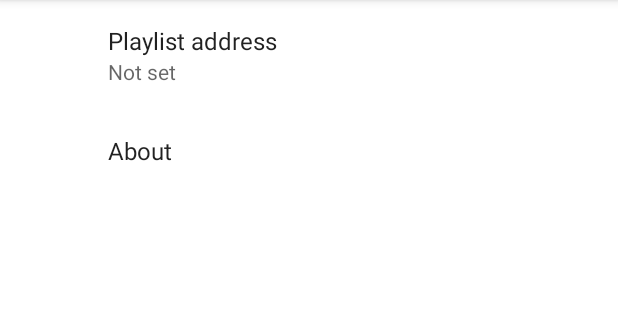
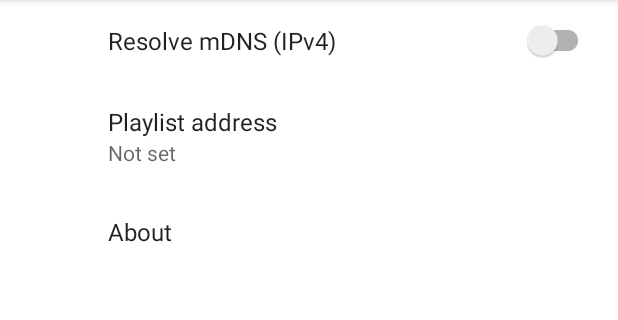
Before and after one commit to carbonsushi/iptv-core-launcher, an Android app: the SettingsActivity screen opened directly, with no data from a screen before it, on a phone screen of 412 x 824 dp, the part 84-404 px from its top. Run offline under Robolectric (Android 15) with nearby library versions, the phone set to English and light mode, and no system bars; our stand-ins replace androidx.preference; libraries missing offline, so code that uses them is left out: com.mikepenz.aboutlibraries.

Commit message:
Implement resolve mDNS

```diff
--- a/app/build.gradle
+++ b/app/build.gradle
@@ -11,7 +11,7 @@ android {
     defaultConfig {
         applicationId "io.github.carbonsushi.iptvcorelauncher"
         minSdk 21
-        targetSdk 31
+        targetSdk 29
         versionCode 1
         versionName "1.0"
 
@@ -41,6 +41,10 @@ dependencies {
     implementation 'androidx.fragment:fragment-ktx:1.4.0'
     implementation 'androidx.preference:preference-ktx:1.1.1'
     implementation "com.mikepenz:aboutlibraries:$aboutlibrariesVersion"
+    implementation 'org.jetbrains.kotlinx:kotlinx-coroutines-android:1.6.0-native-mt'
+    implementation 'xyz.gianlu.mdnsjava:mdnsjava:2.2.1'
+    implementation 'com.squareup.okhttp3:okhttp:4.9.3'
+    implementation 'androidx.lifecycle:lifecycle-runtime-ktx:2.4.0'
     testImplementation 'junit:junit:4.13.2'
     androidTestImplementation 'androidx.test.ext:junit:1.1.3'
     androidTestImplementation 'androidx.test.espresso:espresso-core:3.4.0'
--- a/app/src/main/AndroidManifest.xml
+++ b/app/src/main/AndroidManifest.xml
@@ -1,6 +1,8 @@
 <?xml version="1.0" encoding="utf-8"?>
 <manifest xmlns:android="http://schemas.android.com/apk/res/android"
     package="io.github.carbonsushi.iptvcorelauncher">
+
+    <uses-permission android:name="android.permission.INTERNET" />
 
     <application
         android:allowBackup="true"
--- a/app/src/main/res/values/strings.xml
+++ b/app/src/main/res/values/strings.xml
@@ -3,6 +3,7 @@
     <string name="app_name">IPTV Core launcher</string>
     <string name="app_settings_name">IPTV Core launcher: Settings</string>
 
+    <string name="resolve_mdns_title">Resolve mDNS (IPv4)</string>
     <string name="playlist_address_title">Playlist address</string>
     <string name="about_title">About</string>
     <string name="about_description">IPTV Core launcher.</string>
--- a/app/src/main/res/xml/preferences.xml
+++ b/app/src/main/res/xml/preferences.xml
@@ -1,6 +1,10 @@
 <?xml version="1.0" encoding="utf-8"?>
 <PreferenceScreen xmlns:android="http://schemas.android.com/apk/res/android"
-    xmlns:app="http://schemas.android.com/apk/res-auto">\
+    xmlns:app="http://schemas.android.com/apk/res-auto">
+    <SwitchPreferenceCompat
+        android:key="resolve_mdns"
+        android:title="@string/resolve_mdns_title" />
+
     <EditTextPreference
         android:key="playlist_address"
         android:title="@string/playlist_address_title"
```
Also changed, not shown: app/src/main/java/io/github/carbonsushi/iptvcorelauncher/LaunchActivity.kt (+43 -9 lines).
